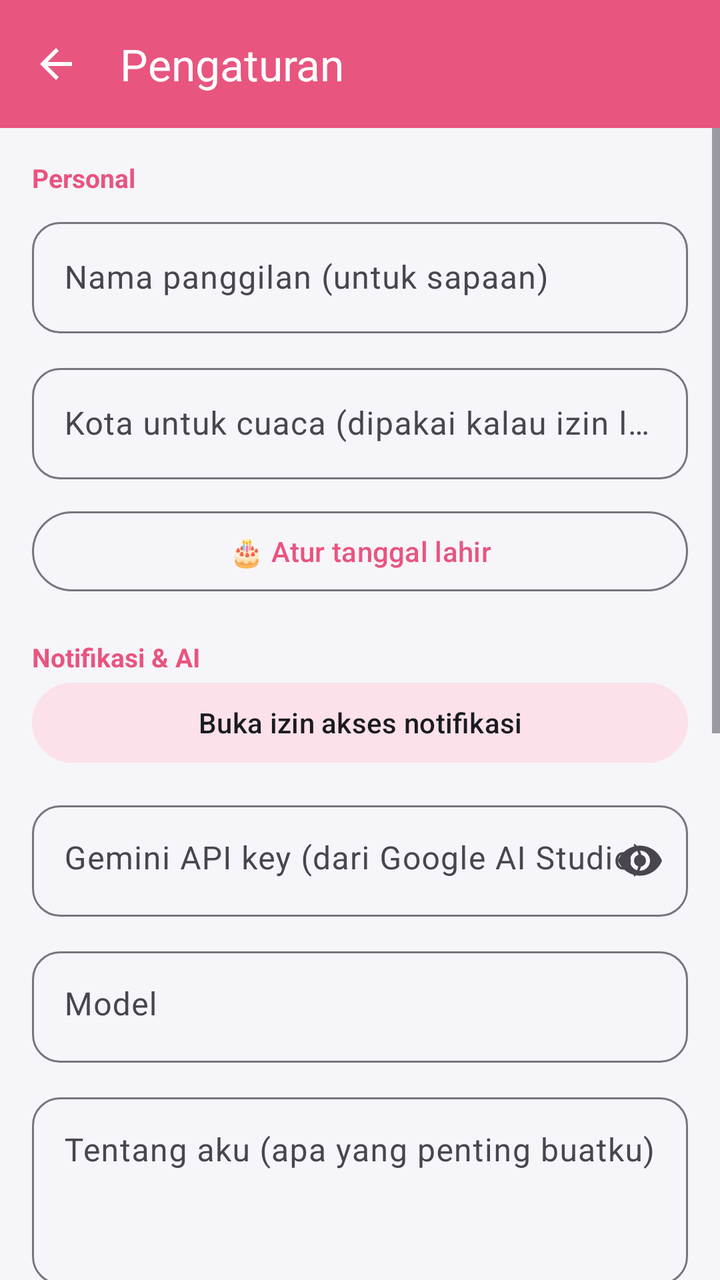
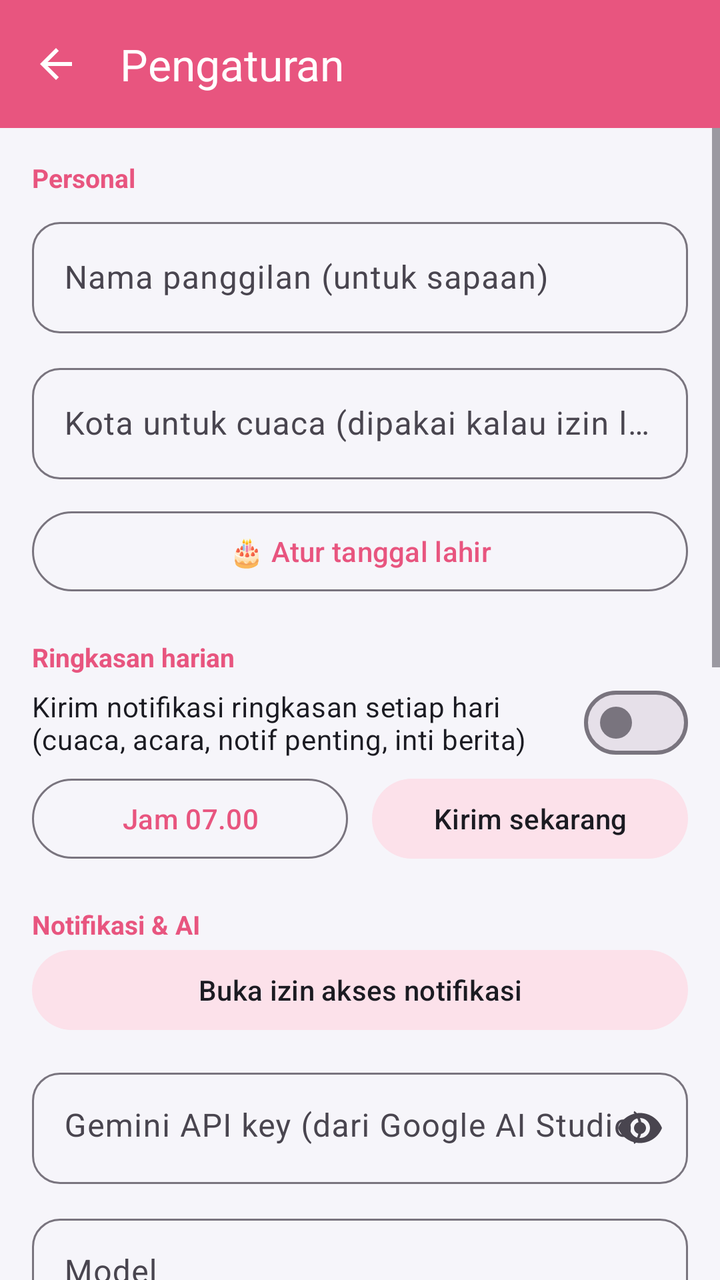

The first picture is an Android layout as it rendered before a commit; the second is the same layout after the commit. The layout source and the unified diff follow.
<!-- AndroidManifest.xml: application theme Theme.NotifHub -->
<!-- res/layout/activity_settings.xml -->
<?xml version="1.0" encoding="utf-8"?>
<LinearLayout xmlns:android="http://schemas.android.com/apk/res/android"
    xmlns:app="http://schemas.android.com/apk/res-auto"
    android:layout_width="match_parent"
    android:layout_height="match_parent"
    android:background="@color/bg"
    android:orientation="vertical">

    <com.google.android.material.appbar.MaterialToolbar
        android:id="@+id/toolbar"
        android:layout_width="match_parent"
        android:layout_height="?attr/actionBarSize"
        android:background="@color/header_start"
        app:navigationIcon="@drawable/ic_back"
        app:title="Pengaturan"
        app:titleTextColor="#FFFFFF" />

    <ScrollView
        android:layout_width="match_parent"
        android:layout_height="match_parent">

    <LinearLayout
        android:layout_width="match_parent"
        android:layout_height="wrap_content"
        android:orientation="vertical"
        android:padding="16dp">

        <TextView
            android:layout_width="match_parent"
            android:layout_height="wrap_content"
            android:text="Personal"
            android:textColor="@color/accent"
            android:textSize="13sp"
            android:textStyle="bold" />

        <com.google.android.material.textfield.TextInputLayout
            style="@style/Widget.Material3.TextInputLayout.OutlinedBox"
            android:layout_width="match_parent"
            android:layout_height="wrap_content"
            android:layout_marginTop="8dp"
            android:hint="Nama panggilan (untuk sapaan)"
            app:boxCornerRadiusBottomEnd="14dp"
            app:boxCornerRadiusBottomStart="14dp"
            app:boxCornerRadiusTopEnd="14dp"
            app:boxCornerRadiusTopStart="14dp">

            <com.google.android.material.textfield.TextInputEditText
                android:id="@+id/nickname"
                android:layout_width="match_parent"
                android:layout_height="wrap_content"
                android:importantForAutofill="no"
                android:inputType="textPersonName|textCapWords" />
        </com.google.android.material.textfield.TextInputLayout>

        <com.google.android.material.textfield.TextInputLayout
            style="@style/Widget.Material3.TextInputLayout.OutlinedBox"
            android:layout_width="match_parent"
            android:layout_height="wrap_content"
            android:layout_marginTop="12dp"
            android:hint="Kota untuk cuaca (dipakai kalau izin lokasi mati)"
            app:boxCornerRadiusBottomEnd="14dp"
            app:boxCornerRadiusBottomStart="14dp"
            app:boxCornerRadiusTopEnd="14dp"
            app:boxCornerRadiusTopStart="14dp">

            <com.google.android.material.textfield.TextInputEditText
                android:id="@+id/city"
                android:layout_width="match_parent"
                android:layout_height="wrap_content"
                android:importantForAutofill="no"
                android:inputType="textCapWords" />
        </com.google.android.material.textfield.TextInputLayout>

        <com.google.android.material.button.MaterialButton
            android:id="@+id/btn_birthday"
            style="@style/Widget.Material3.Button.OutlinedButton"
            android:layout_width="match_parent"
            android:layout_height="wrap_content"
            android:layout_marginTop="12dp"
            android:text="🎂 Atur tanggal lahir" />

        <TextView
            android:layout_width="match_parent"
            android:layout_height="wrap_content"
            android:layout_marginTop="20dp"
            android:text="Notifikasi &amp; AI"
            android:textColor="@color/accent"
            android:textSize="13sp"
            android:textStyle="bold" />

        <com.google.android.material.button.MaterialButton
            android:id="@+id/btn_access"
            style="@style/Widget.Material3.Button.TonalButton"
            android:layout_width="match_parent"
            android:layout_height="wrap_content"
            android:text="Buka izin akses notifikasi" />

        <com.google.android.material.textfield.TextInputLayout
            style="@style/Widget.Material3.TextInputLayout.OutlinedBox"
            android:layout_width="match_parent"
            android:layout_height="wrap_content"
            android:layout_marginTop="12dp"
            android:hint="Gemini API key (dari Google AI Studio)"
            app:boxCornerRadiusBottomEnd="14dp"
            app:boxCornerRadiusBottomStart="14dp"
            app:boxCornerRadiusTopEnd="14dp"
            app:boxCornerRadiusTopStart="14dp"
            app:endIconMode="password_toggle">

            <com.google.android.material.textfield.TextInputEditText
                android:id="@+id/api_key"
                android:layout_width="match_parent"
                android:layout_height="wrap_content"
                android:gravity="top"
                android:importantForAutofill="no"
                android:inputType="textPassword"
                android:minLines="1" />
        </com.google.android.material.textfield.TextInputLayout>

        <com.google.android.material.textfield.TextInputLayout
            style="@style/Widget.Material3.TextInputLayout.OutlinedBox"
            android:layout_width="match_parent"
            android:layout_height="wrap_content"
            android:layout_marginTop="12dp"
            android:hint="Model"
            app:boxCornerRadiusBottomEnd="14dp"
            app:boxCornerRadiusBottomStart="14dp"
            app:boxCornerRadiusTopEnd="14dp"
            app:boxCornerRadiusTopStart="14dp">

            <com.google.android.material.textfield.TextInputEditText
                android:id="@+id/model"
                android:layout_width="match_parent"
                android:layout_height="wrap_content"
                android:gravity="top"
                android:importantForAutofill="no"
                android:inputType="text"
                android:minLines="1" />
        </com.google.android.material.textfield.TextInputLayout>

        <com.google.android.material.textfield.TextInputLayout
            style="@style/Widget.Material3.TextInputLayout.OutlinedBox"
            android:layout_width="match_parent"
            android:layout_height="wrap_content"
            android:layout_marginTop="12dp"
            android:hint="Tentang aku (apa yang penting buatku)"
            app:boxCornerRadiusBottomEnd="14dp"
            app:boxCornerRadiusBottomStart="14dp"
            app:boxCornerRadiusTopEnd="14dp"
            app:boxCornerRadiusTopStart="14dp"
            app:helperText="Contoh: lagi magang di OJK, cari kerja mulai Oktober, email rekrutmen &amp; dosen penting, grup angkatan tidak penting">

            <com.google.android.material.textfield.TextInputEditText
                android:id="@+id/about"
                android:layout_width="match_parent"
                android:layout_height="wrap_content"
                android:gravity="top"
                android:importantForAutofill="no"
                android:inputType="textMultiLine|textCapSentences"
                android:minLines="3" />
        </com.google.android.material.textfield.TextInputLayout>

        <com.google.android.material.textfield.TextInputLayout
            style="@style/Widget.Material3.TextInputLayout.OutlinedBox"
            android:layout_width="match_parent"
            android:layout_height="wrap_content"
            android:layout_marginTop="12dp"
            android:hint="Kontak / pengirim VIP (pisahkan dengan koma)"
            app:boxCornerRadiusBottomEnd="14dp"
            app:boxCornerRadiusBottomStart="14dp"
            app:boxCornerRadiusTopEnd="14dp"
            app:boxCornerRadiusTopStart="14dp"
            app:helperText="Mama, Papa, Bu Eneng, HRD">

            <com.google.android.material.textfield.TextInputEditText
                android:id="@+id/vip"
                android:layout_width="match_parent"
                android:layout_height="wrap_content"
                android:gravity="top"
                android:importantForAutofill="no"
                android:inputType="textMultiLine"
                android:minLines="2" />
        </com.google.android.material.textfield.TextInputLayout>

        <com.google.android.material.materialswitch.MaterialSwitch
            android:id="@+id/sw_all"
            android:layout_width="match_parent"
            android:layout_height="wrap_content"
            android:layout_marginTop="16dp"
            android:text="Tangkap notifikasi dari semua aplikasi (matikan untuk hanya WA, Facebook, Messenger, dan email)"
            android:textColor="@color/text_primary" />

        <com.google.android.material.materialswitch.MaterialSwitch
            android:id="@+id/sw_alert"
            android:layout_width="match_parent"
            android:layout_height="wrap_content"
            android:layout_marginTop="8dp"
            android:text="Beri peringatan khusus untuk notifikasi URGENT"
            android:textColor="@color/text_primary" />

        <com.google.android.material.button.MaterialButton
            android:id="@+id/btn_save"
            android:layout_width="match_parent"
            android:layout_height="wrap_content"
            android:layout_marginTop="20dp"
            android:text="Simpan" />

        <com.google.android.material.button.MaterialButton
            android:id="@+id/btn_test"
            style="@style/Widget.Material3.Button.OutlinedButton"
            android:layout_width="match_parent"
            android:layout_height="wrap_content"
            android:text="Tes koneksi Gemini" />

        <TextView
            android:id="@+id/status"
            android:layout_width="match_parent"
            android:layout_height="wrap_content"
            android:layout_marginTop="8dp"
            android:textColor="@color/text_primary"
            android:textIsSelectable="true" />

        <TextView
            android:layout_width="match_parent"
            android:layout_height="wrap_content"
            android:layout_marginTop="16dp"
            android:text="Catatan privasi: isi notifikasi (termasuk kode OTP) dikirim ke Google Gemini untuk dipilah. Tanpa API key, aplikasi memakai aturan kata kunci sederhana dan tidak mengirim apa pun."
            android:textColor="@color/text_secondary"
            android:textSize="12sp" />
    </LinearLayout>
    </ScrollView>
</LinearLayout>
<!-- resources referenced by this layout -->
<resources>
  <color name="accent">#E8557F</color>
  <color name="bg">#F6F5FA</color>
  <color name="header_start">#E8557F</color>
  <color name="text_primary">#1B1B22</color>
  <color name="text_secondary">#6B6B78</color>
  <!-- drawable ic_back (drawable) -->
  <?xml version="1.0" encoding="utf-8"?>
  <vector xmlns:android="http://schemas.android.com/apk/res/android"
      android:width="24dp"
      android:height="24dp"
      android:viewportWidth="24"
      android:viewportHeight="24">
      <path
          android:fillColor="#FFFFFFFF"
          android:pathData="M20,11H7.83l5.59,-5.59L12,4l-8,8 8,8 1.41,-1.41L7.83,13H20v-2z" />
  </vector>
  <style name="Theme.NotifHub" parent="Theme.Material3.DayNight.NoActionBar">
          <item name="colorPrimary">@color/accent</item>
          <item name="colorOnPrimary">#FFFFFF</item>
          <item name="colorSecondaryContainer">@color/chip_selected</item>
          <item name="colorOnSecondaryContainer">@color/text_primary</item>
          <item name="android:colorBackground">@color/bg</item>
          <item name="colorSurface">@color/surface</item>
          <item name="android:statusBarColor">@color/header_start</item>
          <item name="android:navigationBarColor">@color/bg</item>
          <item name="android:windowLightStatusBar">false</item>
          <item name="android:windowAnimationStyle">@style/Anim.NotifHub</item>
      </style>
  <color name="chip_selected">#FCE1EA</color>
  <color name="surface">#FFFFFF</color>
  <style name="Anim.NotifHub" parent="@android:style/Animation.Activity">
          <item name="android:activityOpenEnterAnimation">@anim/slide_in_right</item>
          <item name="android:activityOpenExitAnimation">@anim/hold_dim</item>
          <item name="android:activityCloseEnterAnimation">@anim/hold_undim</item>
          <item name="android:activityCloseExitAnimation">@anim/slide_out_right</item>
      </style>
</resources>

<!-- the commit's change to res/layout/activity_settings.xml (unified diff, before → after) -->
@@ -83,6 +83,46 @@
             android:layout_width="match_parent"
             android:layout_height="wrap_content"
             android:layout_marginTop="20dp"
+            android:text="Ringkasan harian"
+            android:textColor="@color/accent"
+            android:textSize="13sp"
+            android:textStyle="bold" />
+
+        <com.google.android.material.materialswitch.MaterialSwitch
+            android:id="@+id/sw_digest"
+            android:layout_width="match_parent"
+            android:layout_height="wrap_content"
+            android:text="Kirim notifikasi ringkasan setiap hari (cuaca, acara, notif penting, inti berita)"
+            android:textColor="@color/text_primary" />
+
+        <LinearLayout
+            android:layout_width="match_parent"
+            android:layout_height="wrap_content"
+            android:orientation="horizontal">
+
+            <com.google.android.material.button.MaterialButton
+                android:id="@+id/btn_digest_time"
+                style="@style/Widget.Material3.Button.OutlinedButton"
+                android:layout_width="0dp"
+                android:layout_height="wrap_content"
+                android:layout_marginEnd="6dp"
+                android:layout_weight="1"
+                android:text="Jam 07.00" />
+
+            <com.google.android.material.button.MaterialButton
+                android:id="@+id/btn_digest_now"
+                style="@style/Widget.Material3.Button.TonalButton"
+                android:layout_width="0dp"
+                android:layout_height="wrap_content"
+                android:layout_marginStart="6dp"
+                android:layout_weight="1"
+                android:text="Kirim sekarang" />
+        </LinearLayout>
+
+        <TextView
+            android:layout_width="match_parent"
+            android:layout_height="wrap_content"
+            android:layout_marginTop="20dp"
             android:text="Notifikasi &amp; AI"
             android:textColor="@color/accent"
             android:textSize="13sp"
